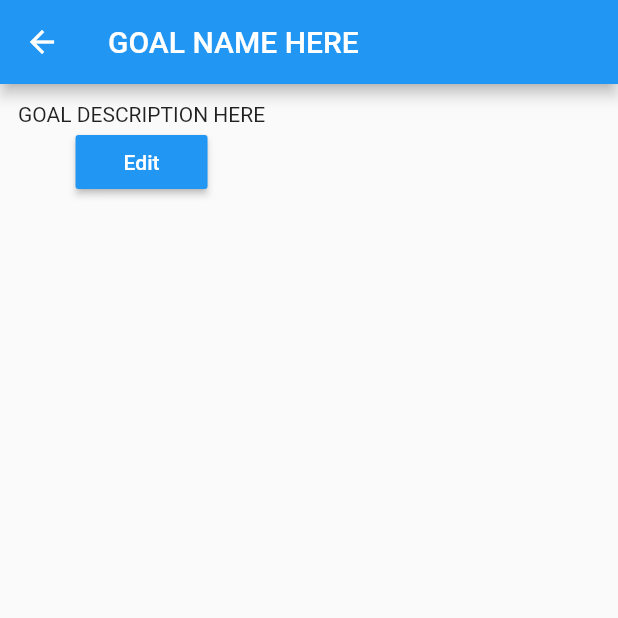
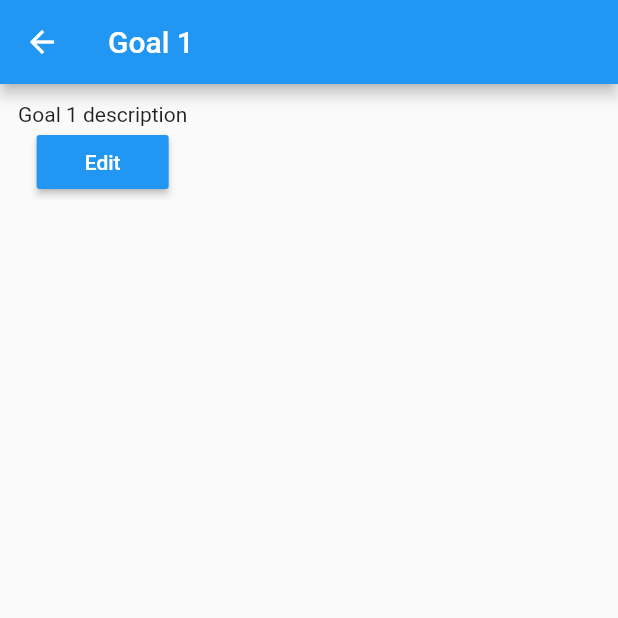
Before and after one commit to adenzil/Goal-Tracker, a Flutter app: the screen it shows after launch, after a tap on "Goal 1", on a phone screen of 412 x 824 dp, the top half of it. Run offline on Flutter 3.47's test engine with Material 2 defaults, Android fonts, the phone set to English and light mode, and no system bars; our stand-ins replace get_it.

Commit message:
make goal progress page

```diff
--- a/lib/services/goals_service.dart
+++ b/lib/services/goals_service.dart
@@ -23,4 +23,8 @@ class GoalsService {
       ),
     ];
   }
+
+  getGoalByIndex(int index) {
+    return getGoalsList()[index - 1];
+  }
 }
--- a/lib/views/goal_progress.dart
+++ b/lib/views/goal_progress.dart
@@ -1,30 +1,47 @@
 import 'package:flutter/material.dart';
+import 'package:get_it/get_it.dart';
+import 'package:goal_tracker/services/goals_service.dart';
 
 import 'goal_modify.dart';
 
-class GoalProgress extends StatelessWidget {
+class GoalProgress extends StatefulWidget {
   final int id;
   bool get isEditing => id != null;
 
   GoalProgress({this.id});
 
   @override
+  _GoalProgressState createState() => _GoalProgressState();
+}
+
+class _GoalProgressState extends State<GoalProgress> {
+  GoalsService get service => GetIt.I<GoalsService>();
+
+  var goal;
+
+  @override
+  void initState() {
+    goal = service.getGoalByIndex(widget.id);
+    super.initState();
+  }
+
+  @override
   Widget build(BuildContext context) {
     return Scaffold(
       appBar: AppBar(
-        title: Text("GOAL NAME HERE"),
+        title: Text(goal.name),
       ),
       body: Padding(
         padding: EdgeInsets.all(12.0),
         child: Column(
           children: <Widget>[
-            Text("GOAL DESCRIPTION HERE"),
+            Text(goal.description),
             RaisedButton(
                 child: Text("Edit", style: TextStyle(color: Colors.white)),
                 color: Theme.of(context).primaryColor,
                 onPressed: () {
                   Navigator.of(context).push(MaterialPageRoute(
-                      builder: (_) => GoalModify(id: this.id)));
+                      builder: (_) => GoalModify(id: goal.id)));
                 })
           ],
         ),
```
